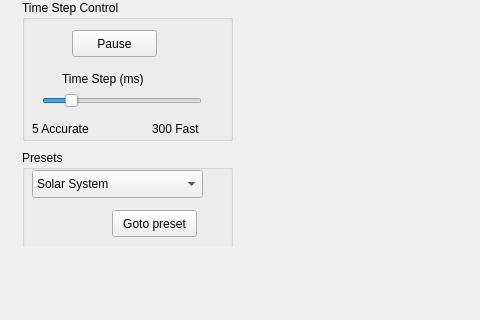
Before: the Qt Designer form mainwindow.ui in HackCUCacheMeOutside/N_body_simulation, drawn with Qt 5; both pictures show x 0 to 480 and y 448 to 768 of the 1024 by 768 pixel window.
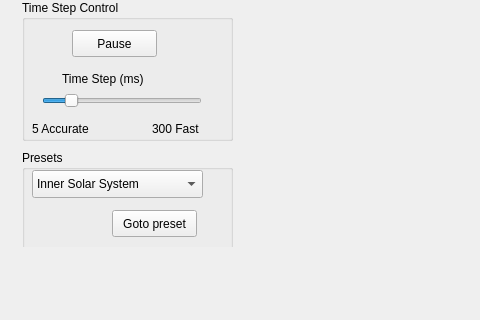
After: the same form once the commit is applied.

What changed in the file:
```diff
--- a/mainwindow.ui
+++ b/mainwindow.ui
@@ -373,7 +373,7 @@
             </property>
             <item>
              <property name="text">
-              <string>Solar System</string>
+              <string>Inner Solar System</string>
              </property>
             </item>
             <item>
```
Left out of the diff: 5 changed lines with no effect on the pictures.
